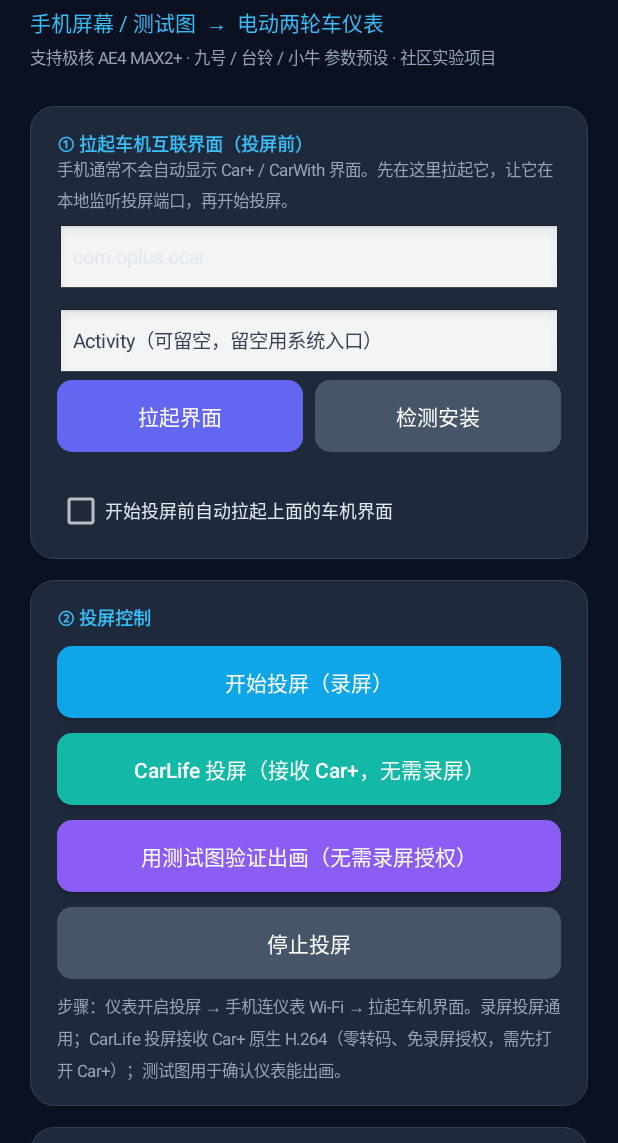
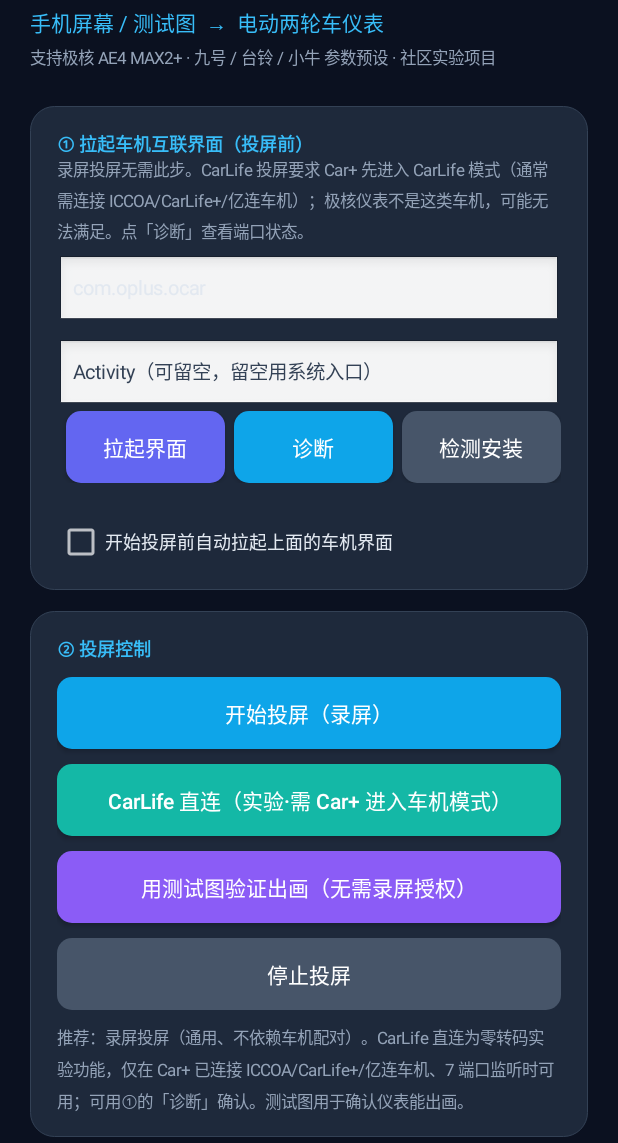
Before and after one commit to Andrew8102/Carwithin-for-android, an Android app: the screen it shows after launch (MainActivity), on a phone screen of 412 x 824 dp, the part 93-1236 px from its top. Run offline under Robolectric (Android 15) with nearby library versions, the phone set to English and light mode, and no system bars.

Commit message:
fix: 版本号从 tag 自动注入 + Car+ 诊断与 CarLife 限制标注
- 版本号不再写死：CI 注入 RELEASE_TAG，build.gradle 从 tag 推导 name/code，UI 从包管理器读取
- CarAppLauncher 新增 diagnose()：安装/版本/组件/7 端口监听状态，UI 增加诊断按钮
- CarLife 标注为实验性：明确其依赖 Car+ 进入 CarLife 模式（需 ICCOA/CarLife+/亿连车机）
- 极核仪表非 CarLife 车机，主推不依赖配对的录屏路线；同步更新 README/ICCOA-STATUS/ARCHITECTURE

```diff
--- a/app/src/main/java/com/github/carwithinforandroid/MainActivity.java
+++ b/app/src/main/java/com/github/carwithinforandroid/MainActivity.java
@@ -154,7 +154,7 @@ public class MainActivity extends Activity {
         LinearLayout card = card("① 拉起车机互联界面（投屏前）");
 
         TextView tip = new TextView(this);
-        tip.setText("手机通常不会自动显示 Car+ / CarWith 界面。先在这里拉起它，让它在本地监听投屏端口，再开始投屏。");
+        tip.setText("录屏投屏无需此步。CarLife 投屏要求 Car+ 先进入 CarLife 模式（通常需连接 ICCOA/CarLife+/亿连车机）；极核仪表不是这类车机，可能无法满足。点「诊断」查看端口状态。");
         tip.setTextSize(11f);
         tip.setTextColor(Color.parseColor(MUTED));
         tip.setLineSpacing(0, 1.3f);
@@ -170,16 +170,15 @@ public class MainActivity extends Activity {
         btnRow.setOrientation(LinearLayout.HORIZONTAL);
         Button launchBtn = button("拉起界面", "#6366F1");
         launchBtn.setOnClickListener(v -> doLaunch());
+        Button diagBtn = button("诊断", "#0EA5E9");
+        diagBtn.setOnClickListener(v -> doDiagnose());
         Button detectBtn = button("检测安装", "#475569");
         detectBtn.setOnClickListener(v -> detectInstalled());
-        LinearLayout.LayoutParams lp1 = new LinearLayout.LayoutParams(0,
-                ViewGroup.LayoutParams.WRAP_CONTENT, 1f);
-        LinearLayout.LayoutParams lp2 = new LinearLayout.LayoutParams(0,
-                ViewGroup.LayoutParams.WRAP_CONTENT, 1f);
-        lp2.leftMargin = dp(8);
-        launchBtn.setLayoutParams(lp1);
-        detectBtn.setLayoutParams(lp2);
+        launchBtn.setLayoutParams(rowParams());
+        diagBtn.setLayoutParams(rowParams());
+        detectBtn.setLayoutParams(rowParams());
         btnRow.addView(launchBtn);
+        btnRow.addView(diagBtn);
         btnRow.addView(detectBtn);
         card.addView(btnRow);
 
@@ -206,6 +205,23 @@ public class MainActivity extends Activity {
         String activity = activityInput.getText().toString().trim();
         VehicleProfile.setLaunchPackage(this, pkg);
         launchResult.setText(CarAppLauncher.launch(this, pkg, activity));
+    }
+
+    private void doDiagnose() {
+        String pkg = packageInput.getText().toString().trim();
+        String activity = activityInput.getText().toString().trim();
+        if (pkg.isEmpty()) {
+            pkg = VehicleProfile.launchPackage(this);
+            packageInput.setText(pkg);
+        }
+        launchResult.setText(CarAppLauncher.diagnose(this, pkg, activity));
+    }
+
+    private LinearLayout.LayoutParams rowParams() {
+        LinearLayout.LayoutParams lp = new LinearLayout.LayoutParams(0,
+                ViewGroup.LayoutParams.WRAP_CONTENT, 1f);
+        lp.leftMargin = dp(6);
+        return lp;
     }
 
     private void detectInstalled() {
@@ -235,7 +251,7 @@ public class MainActivity extends Activity {
         });
         card.addView(startButton);
 
-        carlifeButton = button("CarLife 投屏（接收 Car+，无需录屏）", "#14B8A6");
+        carlifeButton = button("CarLife 直连（实验·需 Car+ 进入车机模式）", "#14B8A6");
         carlifeButton.setOnClickListener(v -> {
             if (VehicleProfile.autoLaunch(this)) {
                 doLaunch();
@@ -255,7 +271,7 @@ public class MainActivity extends Activity {
         card.addView(stopButton);
 
         TextView hint = new TextView(this);
-        hint.setText("步骤：仪表开启投屏 → 手机连仪表 Wi-Fi → 拉起车机界面。录屏投屏通用；CarLife 投屏接收 Car+ 原生 H.264（零转码、免录屏授权，需先打开 Car+）；测试图用于确认仪表能出画。");
+        hint.setText("推荐：录屏投屏（通用、不依赖车机配对）。CarLife 直连为零转码实验功能，仅在 Car+ 已连接 ICCOA/CarLife+/亿连车机、7 端口监听时可用；可用①的「诊断」确认。测试图用于确认仪表能出画。");
         hint.setTextSize(11f);
         hint.setTextColor(Color.parseColor(MUTED));
         hint.setLineSpacing(0, 1.35f);
@@ -435,7 +451,7 @@ public class MainActivity extends Activity {
 
     private void addFooter(LinearLayout root) {
         TextView footer = new TextView(this);
-        footer.setText("v0.2.0  ·  AGPL-3.0\n独立社区项目 · 与厂商无官方关联");
+        footer.setText("v" + appVersion() + "  ·  AGPL-3.0\n独立社区项目 · 与厂商无官方关联");
         footer.setTextSize(11f);
         footer.setTextColor(Color.parseColor(BORDER));
         footer.setGravity(Gravity.CENTER);
@@ -532,7 +548,7 @@ public class MainActivity extends Activity {
         if ("STREAMING".equals(status)) return "视频流已推送至仪表，操作请在手机上完成。";
         if (status.startsWith("ERROR")) return "发生错误，请查看下方运行日志与 docs/TEST-PLAN.md。";
         if (status.startsWith("CARLIFE")) {
-            return "CarLife 链路：等待 Car+ 在本机监听 7 个端口并完成握手。请确认已打开 OPPO Car+ 且未连接其他车机。";
+            return "CarLife 实验链路：等待 Car+ 监听 7 个端口。需 Car+ 已进入 CarLife 模式（通常要先连 ICCOA/CarLife+/亿连车机）。极核仪表非此类车机，若一直卡住请用录屏投屏。";
         }
         if ("STARTING".equals(status) || "WAITING_DASHBOARD".equals(status)) {
             return "正在与仪表协商，请确认仪表已开启投屏且未连其他手机。";
@@ -548,6 +564,15 @@ public class MainActivity extends Activity {
     }
 
     /* ---------------- 工具 ---------------- */
+
+    /** 从包管理器读取构建时注入的真实版本号，避免硬编码导致界面版本不更新。 */
+    private String appVersion() {
+        try {
+            return getPackageManager().getPackageInfo(getPackageName(), 0).versionName;
+        } catch (Exception e) {
+            return "unknown";
+        }
+    }
 
     private LinearLayout card(String title) {
         LinearLayout card = new LinearLayout(this);
```
Also changed, not shown: app/build.gradle.kts (+34 -2 lines), app/src/main/java/com/github/carwithinforandroid/launcher/CarAppLauncher.java (+109 -10 lines), 4 other files.
